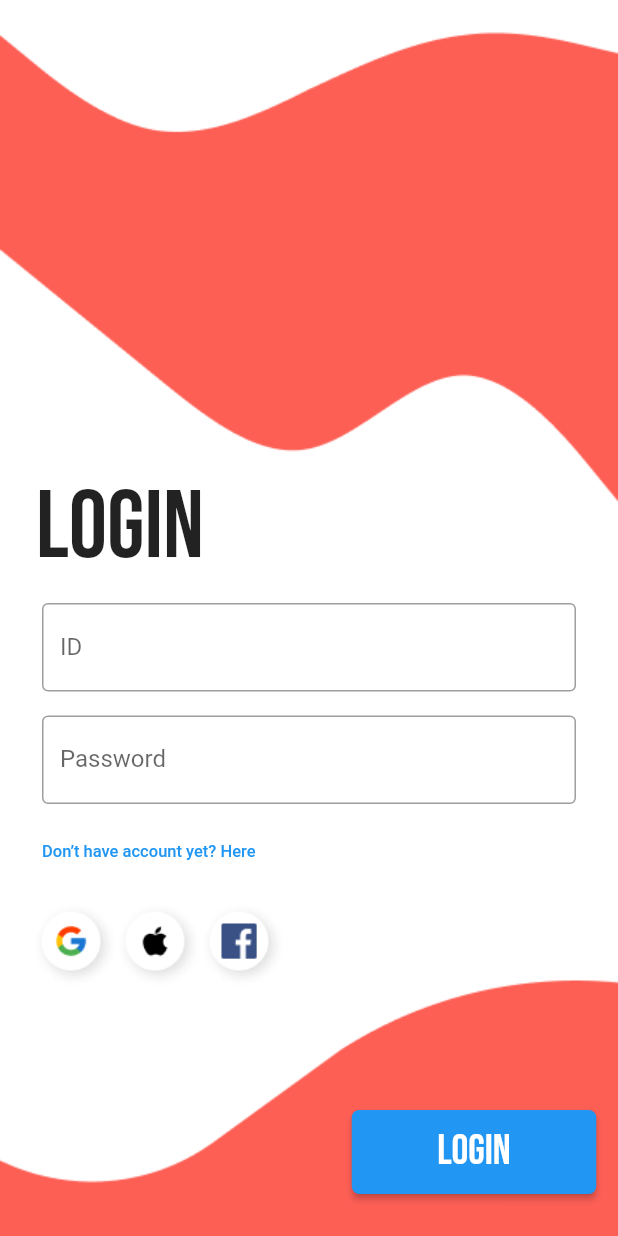
After one commit to wijayaa65/fitnrun, a Flutter app: the screen it shows after launch, after a tap on "GET STARTED", on a phone screen of 412 x 824 dp. The commit adds this screen. Run offline on Flutter 3.47's test engine with Material 2 defaults, Android fonts, the phone set to English and light mode, and no system bars; our stand-ins replace google_fonts.

Commit message:
login selesai

```diff
--- /dev/null
+++ b/lib/login.dart
@@ -0,0 +1,113 @@
+import 'package:flutter/material.dart';
+import 'package:google_fonts/google_fonts.dart';
+import 'package:flutter/cupertino.dart';
+
+class Loginpage extends StatelessWidget {
+  @override
+  Widget build(BuildContext context) {
+    return Scaffold(
+      body: Container(
+        height: double.infinity,
+        width: double.infinity,
+        decoration: BoxDecoration(
+          image: DecorationImage(
+              image: AssetImage('image/Login Page - 2.png'), fit: BoxFit.cover),
+        ),
+        child: SingleChildScrollView(
+          child: Column(
+            children: [
+              Container(
+                child: Text(
+                  'LOGIN',
+                  style: GoogleFonts.bebasNeue(fontSize: 64),
+                ),
+                margin: EdgeInsets.fromLTRB(24, 313, 274, 0),
+                alignment: Alignment.centerLeft,
+              ),
+              Container(
+                margin: EdgeInsets.only(left: 20, top: 4, right: 20),
+                child: Column(
+                  children: [
+                    Padding(
+                      padding: const EdgeInsets.all(8.0),
+                      child: TextField(
+                        decoration: InputDecoration(
+                            hintText: AutofillHints.email,
+                            labelText: 'ID',
+                            border: OutlineInputBorder(),
+                            counterStyle: GoogleFonts.bebasNeue()),
+                      ),
+                    ),
+                    Padding(
+                      padding: const EdgeInsets.all(8.0),
+                      child: TextField(
+                        decoration: InputDecoration(
+                            hintText: AutofillHints.password,
+                            labelText: 'Password',
+                            border: OutlineInputBorder(),
+                            counterStyle: GoogleFonts.bebasNeue()),
+                      ),
+                    ),
+                  ],
+                ),
+              ),
+              Container(
+                margin: EdgeInsets.only(left: 12),
+                alignment: Alignment.centerLeft,
+                child: FlatButton(
+                  onPressed: null,
+                  child: Text('Don’t have account yet? Here',
+                      style: GoogleFonts.roboto(
+                        fontSize: 11,
+                      )),
+                  disabledTextColor: Colors.blue,
+                ),
+              ),
+              Container(
+                margin: EdgeInsets.only(right: 200),
+                child: Wrap(
+                  direction: Axis.horizontal,
+                  spacing: -20,
+                  children: [
+                    IconButton(
+                      icon: Image.asset('icon/google logo.png'),
+                      onPressed: null,
+                      iconSize: 60,
+                    ),
+                    IconButton(
+                      icon: Image.asset('icon/apple logo.png'),
+                      onPressed: null,
+                      iconSize: 60,
+                    ),
+                    IconButton(
+                      icon: Image.asset('icon/fb logo.png'),
+                      onPressed: null,
+                      iconSize: 60,
+                    )
+                  ],
+                ),
+              ),
+              Container(
+                margin: EdgeInsets.only(left: 220, top: 72),
+                child: RaisedButton(
+                  onPressed: () {},
+                  child: Text(
+                    'LOGIN',
+                    style: GoogleFonts.bebasNeue(fontSize: 28),
+                    textAlign: TextAlign.center,
+                  ),
+                  padding:
+                      EdgeInsets.only(left: 57, right: 57, top: 11, bottom: 11),
+                  shape: RoundedRectangleBorder(
+                      borderRadius: BorderRadius.circular(5)),
+                  color: Colors.blue,
+                  textColor: Colors.white,
+                ),
+              )
+            ],
+          ),
+        ),
+      ),
+    );
+  }
+}
--- a/lib/pageone.dart
+++ b/lib/pageone.dart
@@ -1,3 +1,4 @@
+import 'package:fitnrun/login.dart';
 import 'package:flutter/material.dart';
 import 'package:google_fonts/google_fonts.dart';
 
@@ -13,10 +14,17 @@ class Pageone extends StatelessWidget {
                 fit: BoxFit.cover)),
       ),
       floatingActionButton: FloatingActionButton.extended(
-        onPressed: () {},
+        onPressed: () {
+          Navigator.push(
+            context,
+            MaterialPageRoute(builder: (context) {
+              return Loginpage();
+            }),
+          );
+        },
         backgroundColor: Colors.blue,
         label: Text(
-          'Get started',
+          'GET STARTED',
           style: GoogleFonts.bebasNeue(fontSize: 28),
           textAlign: TextAlign.center,
         ),
--- a/pubspec.yaml
+++ b/pubspec.yaml
@@ -47,7 +47,8 @@ flutter:
 
   # To add assets to your application, add an assets section, like this:
   assets:
-    - image/Login Page.png
+    - image/
+    - icon/
 
   # An image asset can refer to one or more resolution-specific "variants", see
   # https://flutter.dev/assets-and-images/#resolution-aware.
```
Also changed, not shown: lib/main.dart (+4 -3 lines), icon/apple logo.png (added), icon/fb logo.png (added), icon/google logo.png (added), image/Login Page - 2.png (added).
